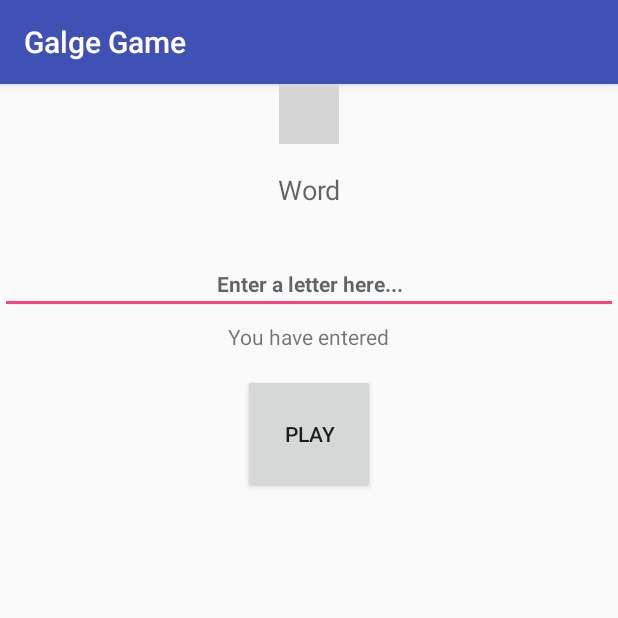
After one commit to Vitali-p/MobileApp, an Android app: the GameActivity screen opened directly, with no data from a screen before it, on a phone screen of 412 x 824 dp, the top half of it. The commit adds this screen. Run offline under Robolectric (Android 15) with nearby library versions, the phone set to English and light mode, and no system bars; grey boxes are pictures that could not be loaded.

Commit message:
Galge game creating.

```diff
--- a/AppNR1/app/src/main/AndroidManifest.xml
+++ b/AppNR1/app/src/main/AndroidManifest.xml
@@ -21,7 +21,7 @@
         </activity>
 
         <activity android:name=".IntentActivity" android:label="Implicitte intents"/>
-
+        <activity android:name=".GameActivity" android:label="Galge Game"/>
 
     </application>
 
--- /dev/null
+++ b/AppNR1/app/src/main/java/vitali/appnr1/GameActivity.java
@@ -0,0 +1,65 @@
+package vitali.appnr1;
+
+
+import android.os.Bundle;
+import android.support.annotation.Nullable;
+import android.support.v7.app.AppCompatActivity;
+import android.view.View;
+import android.widget.Button;
+import android.widget.EditText;
+import android.widget.ImageView;
+import android.widget.TextView;
+import android.widget.Toast;
+
+
+public class GameActivity extends AppCompatActivity implements View.OnClickListener{
+
+    Galgelogik gamelogic = new Galgelogik();
+
+    private ImageView galgeStatusDiagram;
+    private Button btPlay;
+    private TextView txInfo, txWord;
+    private EditText txLetter;
+
+    @Override
+    protected void onCreate(@Nullable Bundle savedInstanceState) {
+        super.onCreate(savedInstanceState);
+        setContentView(R.layout.activity_game);
+
+        // Load the game status diagram.
+        galgeStatusDiagram = (ImageView) findViewById(R.id.imageViewGalge);
+        galgeStatusDiagram.setImageResource(R.drawable.galge);
+
+        // Get id's
+        btPlay = (Button) findViewById(R.id.buttonPlay);
+        txLetter = (EditText) findViewById(R.id.editTextLetter);
+        txWord = (TextView) findViewById(R.id.textViewGuessWord);
+        txInfo = (TextView) findViewById(R.id.textViewTypeded);
+
+
+        // Create listener
+        btPlay.setOnClickListener(this);
+
+    }
+
+    @Override
+    public void onClick(View v) {
+        if(v == btPlay){
+            String inputLetter = txLetter.getText().toString();
+            if(inputLetter.length() != 1){
+                txLetter.setError("One character allowed!");
+                // Make a visual warning to the user.
+                Toast.makeText(this, "Please write ONE letter at a time!", Toast.LENGTH_LONG).show();
+                return;
+            }
+            txLetter.setError(null);
+            gamelogic.gætBogstav(inputLetter);
+            txLetter.setText("");
+            updateScreen();
+        }
+    }
+
+    private void updateScreen() {
+
+    }
+}
--- /dev/null
+++ b/AppNR1/app/src/main/res/layout/activity_game.xml
@@ -0,0 +1,55 @@
+<?xml version="1.0" encoding="utf-8"?>
+<RelativeLayout xmlns:android="http://schemas.android.com/apk/res/android"
+    android:orientation="vertical" android:layout_width="match_parent"
+    android:layout_height="match_parent">
+
+    <ImageView
+        android:layout_width="40dp"
+        android:layout_height="40dp"
+        android:id="@+id/imageViewGalge"
+        android:layout_alignParentTop="true"
+        android:layout_centerHorizontal="true" />
+
+    <TextView
+        android:id="@+id/textViewGuessWord"
+        android:layout_width="match_parent"
+        android:layout_height="40dp"
+        android:layout_above="@id/editTextName"
+        android:layout_below="@+id/imageViewGalge"
+        android:layout_marginTop="18dp"
+        android:hint="Word"
+        android:textAlignment="center"
+        android:textSize="18sp" />
+
+    <EditText
+        android:id="@+id/editTextLetter"
+        android:layout_width="match_parent"
+        android:layout_height="wrap_content"
+        android:layout_below="@+id/textViewGuessWord"
+        android:layout_centerHorizontal="true"
+        android:layout_marginTop="15dp"
+        android:hint="Enter a letter here..."
+        android:textAlignment="center"
+        android:textSize="14sp"
+        android:textStyle="bold" />
+
+    <TextView
+        android:id="@+id/textViewTypeded"
+        android:layout_width="wrap_content"
+        android:layout_height="wrap_content"
+        android:layout_below="@+id/editTextLetter"
+        android:layout_centerHorizontal="true"
+        android:layout_marginTop="5dp"
+        android:textSize="14sp"
+        android:text="You have entered" />
+
+    <Button
+        android:id="@+id/buttonPlay"
+        android:layout_width="wrap_content"
+        android:layout_height="80dp"
+        android:layout_below="@+id/textViewTypeded"
+        android:layout_centerHorizontal="true"
+        android:layout_marginTop="15dp"
+        android:text="Play" />
+
+</RelativeLayout>
```
Also changed, not shown: AppNR1/app/build.gradle (+5 -3 lines), AppNR1/app/src/main/java/vitali/appnr1/MainActivity.java (+17 -5 lines), AppNR1/app/src/main/res/layout/activity_main.xml (+15 -15 lines), 110 other files.
